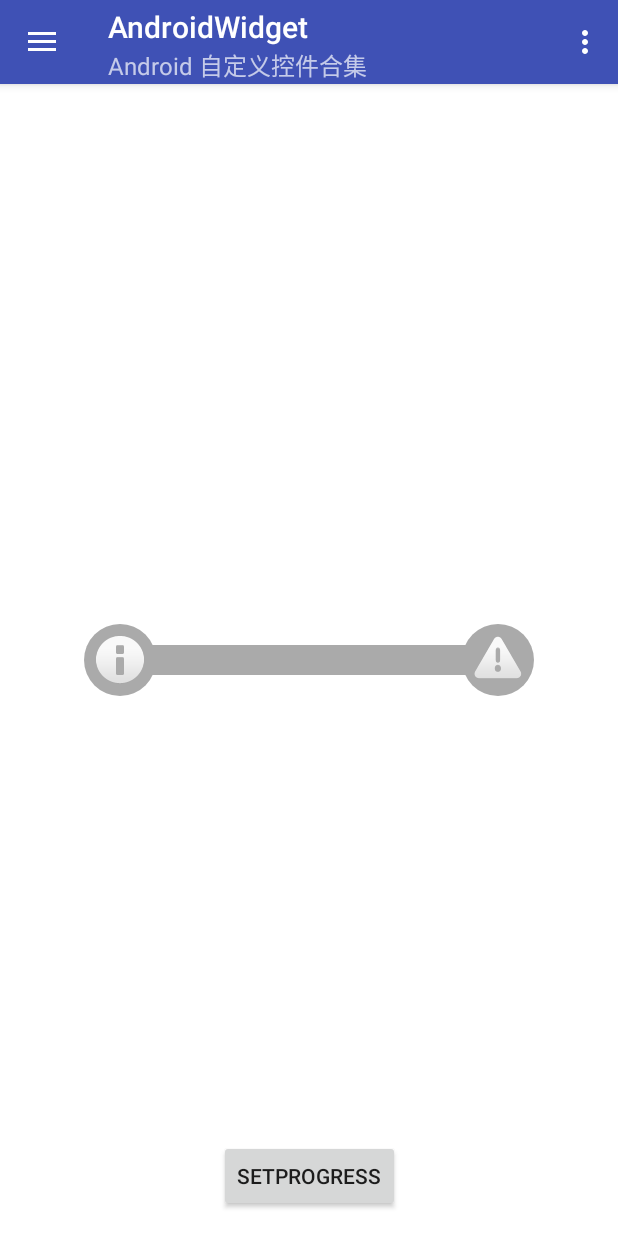
After one commit to supercoeus/AndroidWidget, an Android app: the fragment StepperProgressBarFragment placed in its activity, on a phone screen of 412 x 824 dp. The commit adds this screen. Run offline under Robolectric (Android 15) with nearby library versions, the light colour scheme and no system bars; 1 statement that could not run was skipped.

Commit message:
Added stepperProgressBar View

```diff
--- a/app/src/main/java/com/github/airsaid/androidwidget/MainFragment.java
+++ b/app/src/main/java/com/github/airsaid/androidwidget/MainFragment.java
@@ -73,6 +73,10 @@ public class MainFragment extends Fragment {
                 "倒计时 View",
                 CountdownViewFragment.class));
 
+        mViewItems.add(new Item(StepperProgressBar.class.getSimpleName(),
+            "步进进度条 View",
+            StepperProgressBarFragment.class));
+
         mHasViewItems.add(new Item(SuperTextView.class.getSimpleName(),
                 "增强版 TextView",
                 SuperTextViewFragment.class));
--- /dev/null
+++ b/app/src/main/java/com/github/airsaid/androidwidget/ui/StepperProgressBarFragment.kt
@@ -0,0 +1,38 @@
+package com.github.airsaid.androidwidget.ui
+
+import android.os.Bundle
+import android.util.Log
+import android.view.LayoutInflater
+import android.view.View
+import android.view.ViewGroup
+import androidx.fragment.app.Fragment
+import com.github.airsaid.androidwidget.R
+import com.github.airsaid.androidwidget.widget.OnProgressBarChangeListener
+import com.github.airsaid.androidwidget.widget.StepperProgressBar
+import kotlinx.android.synthetic.main.fragment_stepperprogressbar.*
+import kotlin.random.Random
+
+/**
+ * @author airsaid
+ */
+class StepperProgressBarFragment : Fragment(), OnProgressBarChangeListener {
+  override fun onCreateView(inflater: LayoutInflater, container: ViewGroup?, savedInstanceState: Bundle?): View? {
+    return inflater.inflate(R.layout.fragment_stepperprogressbar, container, false)
+  }
+
+  override fun onViewCreated(view: View, savedInstanceState: Bundle?) {
+    super.onViewCreated(view, savedInstanceState)
+    progressBar.setOnProgressBarChangeListener(this)
+    button.setOnClickListener {
+      val progress = Random.nextInt(100)
+      progressBar.setProgress(progress, true)
+    }
+  }
+
+  override fun onProgressChanged(progressBar: StepperProgressBar, progress: Int) {
+    Log.d("StepperProgressBar", "onProgressChanged: $progress")
+    button.text = getString(R.string.set_progress).plus("(").plus(progress.toString()).plus(")")
+    progressBar.endImage = if (progressBar.isInEndRange())
+      android.R.drawable.ic_dialog_email else android.R.drawable.ic_dialog_alert
+  }
+}
--- /dev/null
+++ b/app/src/main/java/com/github/airsaid/androidwidget/widget/OnProgressBarChangeListener.kt
@@ -0,0 +1,8 @@
+package com.github.airsaid.androidwidget.widget
+
+/**
+ * @author airsaid
+ */
+interface OnProgressBarChangeListener {
+  fun onProgressChanged(progressBar: StepperProgressBar, progress: Int)
+}
--- /dev/null
+++ b/app/src/main/java/com/github/airsaid/androidwidget/widget/StepperProgressBar.kt
@@ -0,0 +1,281 @@
+package com.github.airsaid.androidwidget.widget
+
+import android.animation.ObjectAnimator
+import android.content.Context
+import android.graphics.*
+import android.util.AttributeSet
+import android.view.View
+import android.view.animation.DecelerateInterpolator
+import androidx.annotation.ColorInt
+import androidx.annotation.DrawableRes
+import androidx.annotation.Keep
+import androidx.core.math.MathUtils
+import com.github.airsaid.androidwidget.R
+
+/**
+ * 自定义步进进度条。
+ *
+ * @author airsaid
+ */
+class StepperProgressBar @JvmOverloads constructor
+  (context: Context, attrs: AttributeSet? = null, defStyleAttr: Int = 0) : View(context, attrs, defStyleAttr) {
+
+  private val paint = Paint(Paint.ANTI_ALIAS_FLAG)
+  private var progressAnimator: ObjectAnimator? = null
+  private var progressBarChangeListener: OnProgressBarChangeListener? = null
+
+  private var startImageBitmap: Bitmap? = null
+  private var endImageBitmap: Bitmap? = null
+
+  // 视觉用的 Progress 值，范围在 [0...1]
+  private var visualProgress: Float = 0f
+    @Keep
+    set(value) {
+      field = value
+      invalidate()
+    }
+
+  private var progress = 0
+
+  var min = 0
+    set(value) {
+      field = value
+      if (progress < value) {
+        progress = value
+        refreshProgress(progress, false)
+      }
+    }
+
+  var max = 100
+    set(value) {
+      field = value
+      if (progress > max) {
+        progress = max
+        refreshProgress(progress, false)
+      }
+    }
+
+  var duration = 300L
+
+  @ColorInt
+  var normalColor = Color.GRAY
+    set(value) {
+      if (value != field) {
+        field = value
+        invalidate()
+      }
+    }
+
+  @ColorInt
+  var progressColor = Color.BLUE
+    set(value) {
+      if (value != field) {
+        field = value
+        invalidate()
+      }
+    }
+
+  var progressHeight = 0
+    set(value) {
+      if (value != field) {
+        field = value
+        invalidate()
+      }
+    }
+
+  @DrawableRes
+  var startImage = 0
+    set(value) {
+      if (value != field) {
+        startImageBitmap = if (value > 0)
+          BitmapFactory.decodeResource(resources, value) else null
+        field = value
+        invalidate()
+      }
+    }
+
+  @DrawableRes
+  var endImage: Int = 0
+    set(value) {
+      if (value != field) {
+        endImageBitmap = if (value > 0)
+          BitmapFactory.decodeResource(resources, value) else null
+        field = value
+        invalidate()
+      }
+    }
+
+  init {
+    val a = context.obtainStyledAttributes(attrs, R.styleable.StepperProgressBar, 0, 0)
+    progress = a.getInt(R.styleable.StepperProgressBar_spb_progress, progress)
+    min = a.getInt(R.styleable.StepperProgressBar_spb_min, min)
+    max = a.getInt(R.styleable.StepperProgressBar_spb_max, max)
+    duration = a.getInt(R.styleable.StepperProgressBar_spb_duration, duration.toInt()).toLong()
+    normalColor = a.getColor(R.styleable.StepperProgressBar_spb_normalColor, normalColor)
+    progressColor = a.getColor(R.styleable.StepperProgressBar_spb_progressColor, progressColor)
+    progressHeight = a.getDimensionPixelSize(R.styleable.StepperProgressBar_spb_progressHeight, progressHeight)
+    startImage = a.getResourceId(R.styleable.StepperProgressBar_spb_startImage, startImage)
+    endImage = a.getResourceId(R.styleable.StepperProgressBar_spb_endImage, endImage)
+    a.recycle()
+  }
+
+  @JvmOverloads
+  fun setProgress(progress: Int, animate: Boolean = false) = setProgressInternal(progress, animate)
+
+  fun getProgress() = progress
+
+  fun getProgress(distance: Float): Int {
+    val scale = distance / width
+    val progress = getProgressForScale(scale)
+    return Math.round(progress.toDouble()).toInt()
+  }
+
+  fun setOnProgressBarChangeListener(listener: OnProgressBarChangeListener) {
+    this.progressBarChangeListener = listener
+  }
+
+  fun isAnimation(): Boolean {
+    return progressAnimator?.isRunning ?: false
+  }
+
+  fun isInStartRange(): Boolean {
+    val distance = getDistance(progress)
+    val stepperRadius = getStepperRadius()
+    val startCirclePoint = getStartCirclePoint()
+    return distance <= (startCirclePoint.x + stepperRadius)
+  }
+
+  fun isInEndRange(): Boolean {
+    val distance = getDistance(progress)
+    val stepperRadius = getStepperRadius()
+    val endCirclePoint = getEndCirclePoint()
+    return distance >= (endCirclePoint.x - stepperRadius)
+  }
+
+  fun getStepperRadius() = height / 2f
+
+  fun getStartCirclePoint(): PointF {
+    val radius = getStepperRadius()
+    return PointF(radius, radius)
+  }
+
+  fun getEndCirclePoint(): PointF {
+    val radius = getStepperRadius()
+    val progressWidth = getProgressWidth()
+    return PointF(radius + progressWidth, radius)
+  }
+
+  private fun setProgressInternal(progress: Int, animate: Boolean = false): Boolean {
+    val progressValue = MathUtils.clamp(progress, min, max)
+
+    if (progressValue == this.progress) {
+      return false
+    }
+
+    this.progress = progressValue
+    refreshProgress(progressValue, animate)
+    return true
+  }
+
+  private fun refreshProgress(progress: Int, animate: Boolean) {
+    val scale = getScaleForProgress(progress)
+
+    if (animate) {
+      progressAnimator = ObjectAnimator.ofFloat(this, VISUAL_PROGRESS, visualProgress, scale)
+      progressAnimator?.let { animator ->
+        animator.addUpdateListener { animation ->
+          val value = animation.animatedValue as Float
+          onProgressRefresh((value * (max - min) + min).toInt())
+        }
+        animator.setAutoCancel(true)
+        animator.interpolator = PROGRESS_ANIM_INTERPOLATOR
+        animator.duration = duration
+        animator.start()
+      }
+    } else {
+      visualProgress = scale
+      onProgressRefresh(progress)
+    }
+  }
+
+  private fun getScaleForProgress(progress: Int): Float {
+    val range = (max - min).toFloat()
+    return if (range > 0f) (progress - min) / range else 0f
+  }
+
+  private fun getProgressForScale(scale: Float): Int {
+    val range = (max - min).toFloat()
+    return (scale * range).toInt()
+  }
+
+  private fun onProgressRefresh(progress: Int) {
+    progressBarChangeListener?.onProgressChanged(this, progress)
+  }
+
+  override fun onDraw(canvas: Canvas) {
+    super.onDraw(canvas)
+    // 使用离屏缓冲
+    val saveCount = canvas.saveLayer(null, null, Canvas.ALL_SAVE_FLAG)
+
+    // 绘制底层背景
+    paint.color = normalColor
+    drawBackground(canvas)
+
+    // 绘制进度
+    paint.color = progressColor
+    paint.xfermode = XFERMODE
+    drawProgress(canvas)
+    paint.xfermode = null
+    canvas.restoreToCount(saveCount)
+
+    // 绘制两侧图片
+    drawBitmaps(canvas)
+  }
+
+  private fun drawBackground(canvas: Canvas) {
+    val radius = getStepperRadius()
+    val startCirclePoint = getStartCirclePoint()
+    canvas.drawCircle(startCirclePoint.x, startCirclePoint.y, radius, paint)
+
+    val progressWidth = getProgressWidth()
+    val top = height / 2f - progressHeight / 2f
+    val right = radius + progressWidth
+    val bottom = top + progressHeight
+    canvas.drawRect(radius, top, right, bottom, paint)
+
+    val endCirclePoint = getEndCirclePoint()
+    canvas.drawCircle(endCirclePoint.x, endCirclePoint.y, radius, paint)
+  }
+
+  private fun drawProgress(canvas: Canvas) {
+    canvas.drawRect(0f, 0f, width * visualProgress, height.toFloat(), paint)
+  }
+
+  private fun drawBitmaps(canvas: Canvas) {
+    val radius = getStepperRadius()
+
+    startImageBitmap?.let { bitmap ->
+      val left = radius - bitmap.width / 2f
+      val top = height / 2f - bitmap.height / 2f
+      canvas.drawBitmap(bitmap, left, top, paint)
+    }
+
+    endImageBitmap?.let { bitmap ->
+      val left = (width - radius) - bitmap.width / 2f
+      val top = height / 2f - bitmap.height / 2f
+      canvas.drawBitmap(bitmap, left, top, paint)
+    }
+  }
+
+  private fun getDistance(progress: Int) = width * getScaleForProgress(progress)
+
+  private fun getProgressWidth() = (width - getStepperRadius() * 2f)
+
+  companion object {
+    private val TAG = StepperProgressBar::class.java.simpleName
+    private val PROGRESS_ANIM_INTERPOLATOR = DecelerateInterpolator()
+    private val XFERMODE = PorterDuffXfermode(PorterDuff.Mode.SRC_IN)
+    private const val VISUAL_PROGRESS = "visualProgress"
+  }
+
+}
--- /dev/null
+++ b/app/src/main/res/layout/fragment_stepperprogressbar.xml
@@ -0,0 +1,36 @@
+<?xml version="1.0" encoding="utf-8"?>
+<androidx.constraintlayout.widget.ConstraintLayout xmlns:android="http://schemas.android.com/apk/res/android"
+    xmlns:app="http://schemas.android.com/apk/res-auto"
+    android:layout_width="match_parent"
+    android:layout_height="match_parent"
+    android:background="@color/background">
+
+    <com.github.airsaid.androidwidget.widget.StepperProgressBar
+        android:id="@+id/progressBar"
+        android:layout_width="300dp"
+        android:layout_height="48dp"
+        app:spb_progress="0"
+        app:spb_min="0"
+        app:spb_max="100"
+        app:spb_duration="@android:integer/config_longAnimTime"
+        app:spb_normalColor="@android:color/darker_gray"
+        app:spb_progressColor="@color/colorAccent"
+        app:spb_progressHeight="20dp"
+        app:spb_startImage="@android:drawable/ic_dialog_info"
+        app:spb_endImage="@android:drawable/ic_dialog_alert"
+        app:layout_constraintBottom_toBottomOf="parent"
+        app:layout_constraintLeft_toLeftOf="parent"
+        app:layout_constraintRight_toRightOf="parent"
+        app:layout_constraintTop_toTopOf="parent"/>
+
+    <Button
+        android:id="@+id/button"
+        android:layout_width="wrap_content"
+        android:layout_height="wrap_content"
+        android:text="@string/set_progress"
+        android:layout_marginBottom="16dp"
+        app:layout_constraintStart_toStartOf="parent"
+        app:layout_constraintEnd_toEndOf="parent"
+        app:layout_constraintBottom_toBottomOf="parent"/>
+
+</androidx.constraintlayout.widget.ConstraintLayout>
--- a/app/src/main/res/values/strings.xml
+++ b/app/src/main/res/values/strings.xml
@@ -9,4 +9,6 @@
 
     <string name="author">Airsaid</string>
     <string name="author_link">https://github.com/airsaid</string>
+
+    <string name="set_progress">setProgress</string>
 </resources>
```
Also changed, not shown: app/build.gradle (+0 -7 lines), app/src/main/res/values/attrs.xml (+22 -0 lines).
